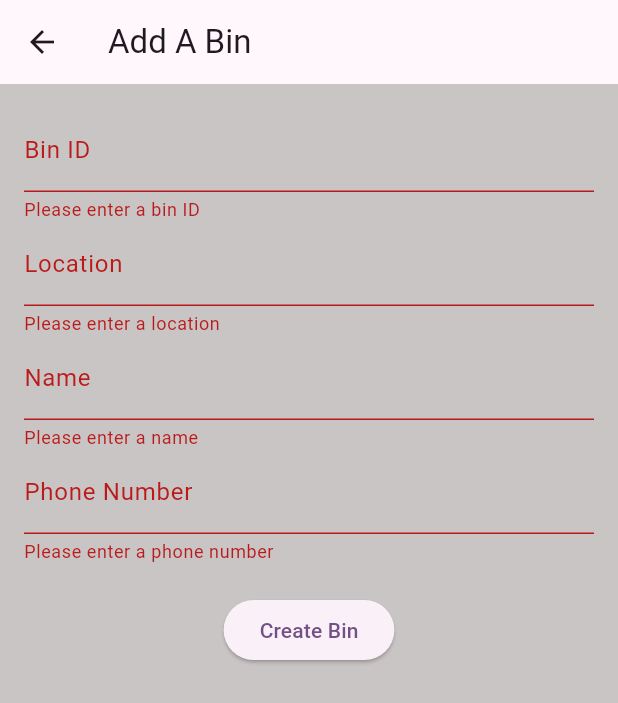
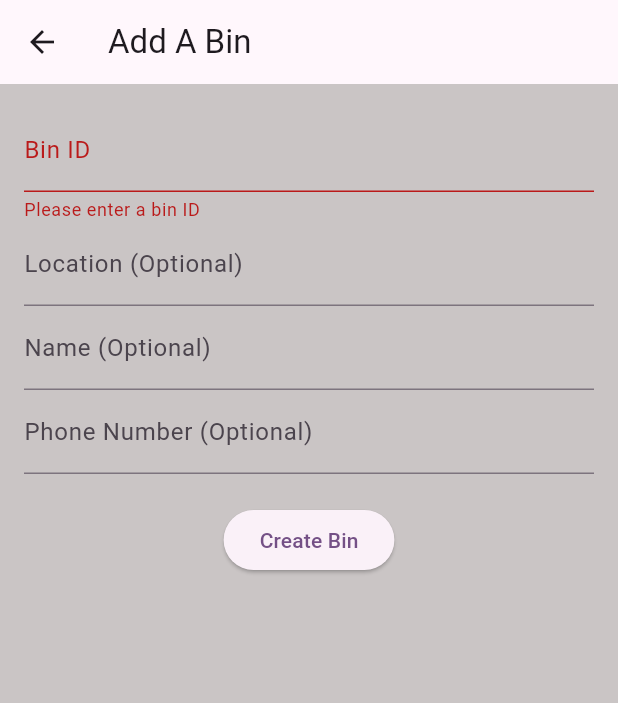
Before and after one commit to cgaldan/bin_tracker, a Flutter app: the BinCreationScreen screen opened directly, after a tap on "Create Bin", on a phone screen of 412 x 824 dp. Shown: the top 703 px of the screen. Run offline on Flutter 3.47's test engine with Material 3 defaults, Android fonts, the phone set to English and light mode, and no system bars; our stand-ins replace hive, hive_flutter; accounts and stored records are empty.

Commit message:
fix: make info optional for creation and add ui and validation for edit an item

```diff
--- a/lib/models/bin_model.dart
+++ b/lib/models/bin_model.dart
@@ -31,7 +31,7 @@ class BinItem {
     required this.endDate,
   });
 
-  DateTime get expiresAt => startDate.add(const Duration(hours: 24));
+  DateTime get expiresAt => startDate.add(const Duration(days: 10));
 
   int get daysLeft {
     final now = DateTime.now();
--- a/lib/screens/bin_creation_screen.dart
+++ b/lib/screens/bin_creation_screen.dart
@@ -39,17 +39,42 @@ class _BinCreationScreenState extends State<BinCreationScreen> {
     super.dispose();
   }
 
-  void _saveBin() {
+  void _saveBin() async {
     if (_formKey.currentState?.validate() ?? false) {
       final newBin = BinItem(
         id: _idCtrl.text,
-        location: _locCtrl.text,
-        contactName: _nameCtrl.text,
-        contactPhone: _phoneCtrl.text,
+        location: _locCtrl.text.isEmpty ? "" : _locCtrl.text,
+        contactName: _nameCtrl.text.isEmpty ? "" : _nameCtrl.text,
+        contactPhone: _phoneCtrl.text.isEmpty ? "" : _phoneCtrl.text,
         startDate: _startDate,
-        endDate: _startDate.add(const Duration(days: 10)), // Assuming endDate is 10 days after startDate
+        endDate: _startDate.add(const Duration(days: 10)),
       );
 
+      if (widget.bin != null) {
+        final ok = await showDialog(
+          context: context,
+          builder: (c) => AlertDialog(
+            title: Text('Confirm Changes'),
+            content: Text('Are you sure you want to save changes to this bin?'),
+            actions: [
+              TextButton(
+                onPressed: () => Navigator.pop(c, false),
+                child: Text('Cancel'),
+              ),
+              TextButton(
+                onPressed: () => Navigator.pop(c, true),
+                child: Text('Yes'),
+              ),
+            ],
+          ),
+        );
+
+        if (ok != true) {
+          return;
+        }
+      }
+
+      if (!mounted) return;
       Navigator.pop(context, newBin);
     }
   }
@@ -58,7 +83,7 @@ class _BinCreationScreenState extends State<BinCreationScreen> {
   Widget build(BuildContext context) {
     return Scaffold(
       appBar: AppBar(
-        title: Text('Add A Bin'),
+        title: Text(widget.bin != null ? 'Edit Bin' : 'Add A Bin'),
       ),
       body: Padding(
         padding: const EdgeInsets.all(16.0),
@@ -74,27 +99,22 @@ class _BinCreationScreenState extends State<BinCreationScreen> {
               ),
               TextFormField(
                 controller: _locCtrl,
-                decoration: InputDecoration(labelText: 'Location'),
-                validator: (value) =>
-                  (value == null || value.isEmpty) ? 'Please enter a location' : null,
+                decoration: InputDecoration(labelText: 'Location (Optional)'),
+
               ),
               TextFormField(
                 controller: _nameCtrl,
-                decoration: InputDecoration(labelText: 'Name'),
-                validator: (value) =>
-                  (value == null || value.isEmpty) ? 'Please enter a name' : null,
+                decoration: InputDecoration(labelText: 'Name (Optional)'),
               ),
               TextFormField(
                 controller: _phoneCtrl,
-                decoration: InputDecoration(labelText: 'Phone Number'),
-                validator: (value) =>
-                  (value == null || value.isEmpty) ? 'Please enter a phone number' : null,
+                decoration: InputDecoration(labelText: 'Phone Number (Optional)'),
                 keyboardType: TextInputType.phone,
               ),
               SizedBox(height: 20),
               ElevatedButton(
                 onPressed: _saveBin,
-                child: Text('Create Bin'),
+                child: Text(widget.bin != null ? 'Save Changes' : 'Create Bin'),
               ),
             ],
           ),
--- a/lib/screens/bin_detail_screen.dart
+++ b/lib/screens/bin_detail_screen.dart
@@ -155,9 +155,9 @@ class _BinDetailScreenState extends State<BinDetailScreen> {
 
                         Text('ID: ${_bin.id}', style: Theme.of(context).textTheme.titleLarge),
                         const SizedBox(height: 8),
-                        Text('Location: ${_bin.location}'),
+                        Text(_bin.location.isEmpty ? 'Not assigned' : 'Location: ${_bin.location}'),
                         const SizedBox(height: 8),
-                        Text('Contact: ${_bin.contactName} (${_bin.contactPhone})'),
+                        Text(_bin.contactName.isEmpty ? 'Not assigned' : 'Contact: ${_bin.contactName} (${_bin.contactPhone})'),
                         const SizedBox(height: 8),
                         Text('Placed: ${_bin.startDate.toLocal()}'),
                         const SizedBox(height: 8),
```
Also changed, not shown: 1 other file.
